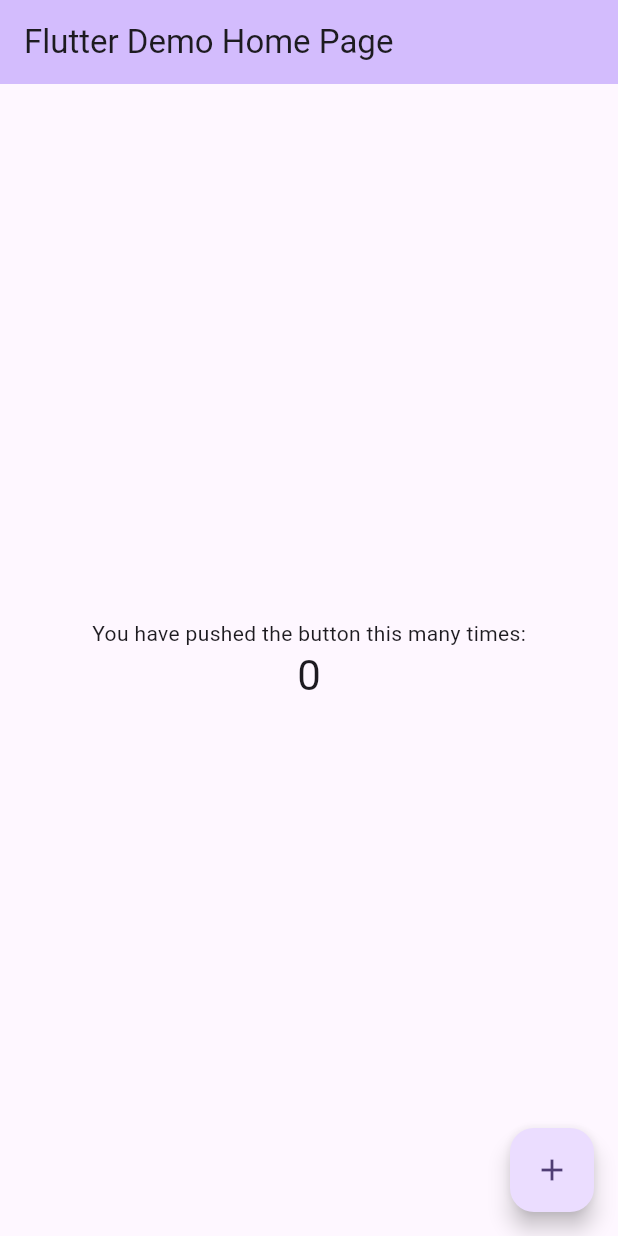
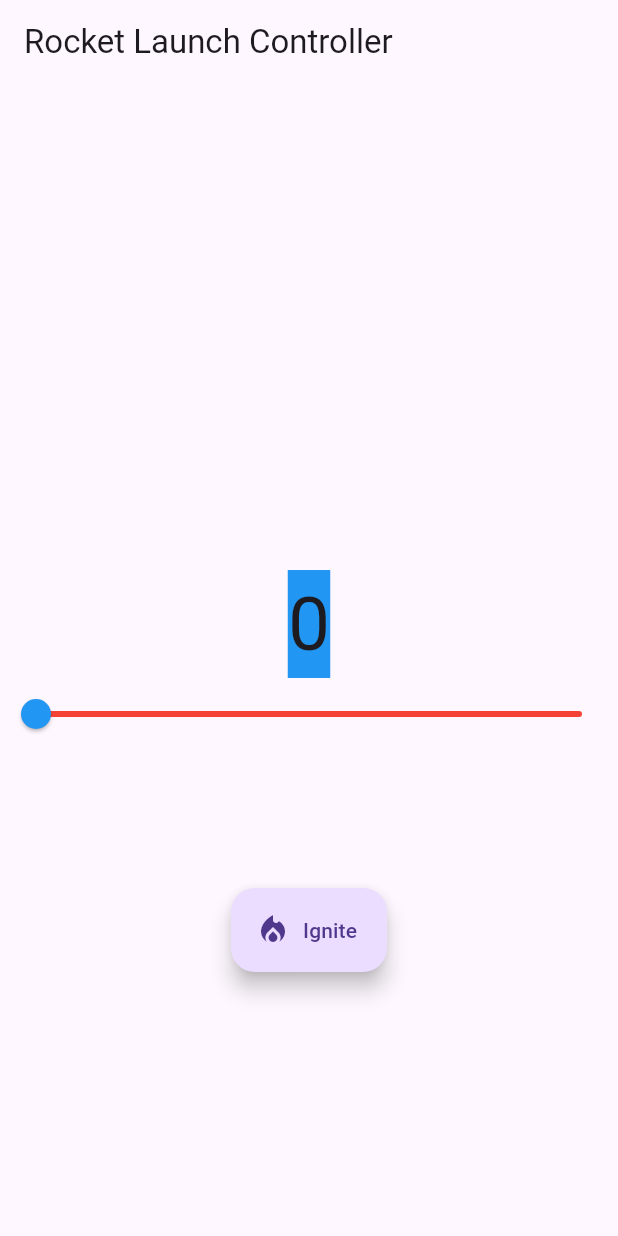
Before and after one commit to JashThakkar/rocket_launcher, a Flutter app: the screen it shows after launch, on a phone screen of 412 x 824 dp. Run offline on Flutter 3.47's test engine with Material 3 defaults, Android fonts, the light colour scheme and no system bars.

Commit message:
Added Ignite button that increments counter and slider

```diff
--- a/lib/main.dart
+++ b/lib/main.dart
@@ -1,8 +1,6 @@
 import 'package:flutter/material.dart';
 
-void main() {
-  runApp(const MyApp());
-}
+void main() => runApp(MyApp());
 
 class MyApp extends StatelessWidget {
   const MyApp({super.key});
@@ -11,115 +9,73 @@
   @override
   Widget build(BuildContext context) {
     return MaterialApp(
-      title: 'Flutter Demo',
+      // Application name
+      title: 'Rocket Launch Controller',
       theme: ThemeData(
-        // This is the theme of your application.
-        //
-        // TRY THIS: Try running your application with "flutter run". You'll see
-        // the application has a purple toolbar. Then, without quitting the app,
-        // try changing the seedColor in the colorScheme below to Colors.green
-        // and then invoke "hot reload" (save your changes or press the "hot
-        // reload" button in a Flutter-supported IDE, or press "r" if you used
-        // the command line to start the app).
-        //
-        // Notice that the counter didn't reset back to zero; the application
-        // state is not lost during the reload. To reset the state, use hot
-        // restart instead.
-        //
-        // This works for code too, not just values: Most code changes can be
-        // tested with just a hot reload.
-        colorScheme: ColorScheme.fromSeed(seedColor: Colors.deepPurple),
-        useMaterial3: true,
+        primarySwatch: Colors.blue,
       ),
-      home: const MyHomePage(title: 'Flutter Demo Home Page'),
+      // A widget that will be started on the application startup
+      home: CounterWidget(),
     );
   }
 }
 
-class MyHomePage extends StatefulWidget {
-  const MyHomePage({super.key, required this.title});
-
-  // This widget is the home page of your application. It is stateful, meaning
-  // that it has a State object (defined below) that contains fields that affect
-  // how it looks.
-
-  // This class is the configuration for the state. It holds the values (in this
-  // case the title) provided by the parent (in this case the App widget) and
-  // used by the build method of the State. Fields in a Widget subclass are
-  // always marked "final".
-
-  final String title;
-
+class CounterWidget extends StatefulWidget {
   @override
-  State<MyHomePage> createState() => _MyHomePageState();
+  _CounterWidgetState createState() => _CounterWidgetState();
 }
 
-class _MyHomePageState extends State<MyHomePage> {
+class _CounterWidgetState extends State<CounterWidget> {
+  //set counter value
   int _counter = 0;
-
-  void _incrementCounter() {
-    setState(() {
-      // This call to setState tells the Flutter framework that something has
-      // changed in this State, which causes it to rerun the build method below
-      // so that the display can reflect the updated values. If we changed
-      // _counter without calling setState(), then the build method would not be
-      // called again, and so nothing would appear to happen.
-      _counter++;
-    });
-  }
 
   @override
   Widget build(BuildContext context) {
-    // This method is rerun every time setState is called, for instance as done
-    // by the _incrementCounter method above.
-    //
-    // The Flutter framework has been optimized to make rerunning build methods
-    // fast, so that you can just rebuild anything that needs updating rather
-    // than having to individually change instances of widgets.
     return Scaffold(
       appBar: AppBar(
-        // TRY THIS: Try changing the color here to a specific color (to
-        // Colors.amber, perhaps?) and trigger a hot reload to see the AppBar
-        // change color while the other colors stay the same.
-        backgroundColor: Theme.of(context).colorScheme.inversePrimary,
-        // Here we take the value from the MyHomePage object that was created by
-        // the App.build method, and use it to set our appbar title.
-        title: Text(widget.title),
+        title: const Text('Rocket Launch Controller'),
       ),
-      body: Center(
-        // Center is a layout widget. It takes a single child and positions it
-        // in the middle of the parent.
-        child: Column(
-          // Column is also a layout widget. It takes a list of children and
-          // arranges them vertically. By default, it sizes itself to fit its
-          // children horizontally, and tries to be as tall as its parent.
-          //
-          // Column has various properties to control how it sizes itself and
-          // how it positions its children. Here we use mainAxisAlignment to
-          // center the children vertically; the main axis here is the vertical
-          // axis because Columns are vertical (the cross axis would be
-          // horizontal).
-          //
-          // TRY THIS: Invoke "debug painting" (choose the "Toggle Debug Paint"
-          // action in the IDE, or press "p" in the console), to see the
-          // wireframe for each widget.
-          mainAxisAlignment: MainAxisAlignment.center,
-          children: <Widget>[
-            const Text(
-              'You have pushed the button this many times:',
+//set up the widget alignement
+      body: Column(
+        mainAxisAlignment: MainAxisAlignment.center,
+        children: [
+          Center(
+            child: Container(
+              color: Colors.blue,
+              child: Text(
+                //to displays current number
+                '$_counter',
+                style: TextStyle(fontSize: 50.0),
+              ),
             ),
-            Text(
-              '$_counter',
-              style: Theme.of(context).textTheme.headlineMedium,
-            ),
-          ],
+          ),
+          Slider(
+            min: 0,
+            max: 100,
+            value: _counter.toDouble(),
+            onChanged: (double value) {
+              setState(() {
+                _counter = value.toInt();
+              });
+            },
+            activeColor: Colors.blue,
+            inactiveColor: Colors.red,
+          ),
+        ],
+      ),
+      floatingActionButton: Padding(
+        padding: const EdgeInsets.only(bottom: 160),
+        child: FloatingActionButton.extended(
+          onPressed: () {
+            setState(() {
+              _counter = (_counter + 1).clamp(0, 100);
+            });
+          },
+          icon: const Icon(Icons.local_fire_department),
+          label: const Text('Ignite'),
         ),
       ),
-      floatingActionButton: FloatingActionButton(
-        onPressed: _incrementCounter,
-        tooltip: 'Increment',
-        child: const Icon(Icons.add),
-      ), // This trailing comma makes auto-formatting nicer for build methods.
+      floatingActionButtonLocation: FloatingActionButtonLocation.centerFloat,
     );
   }
 }
```
Also changed, not shown: pubspec.lock.
